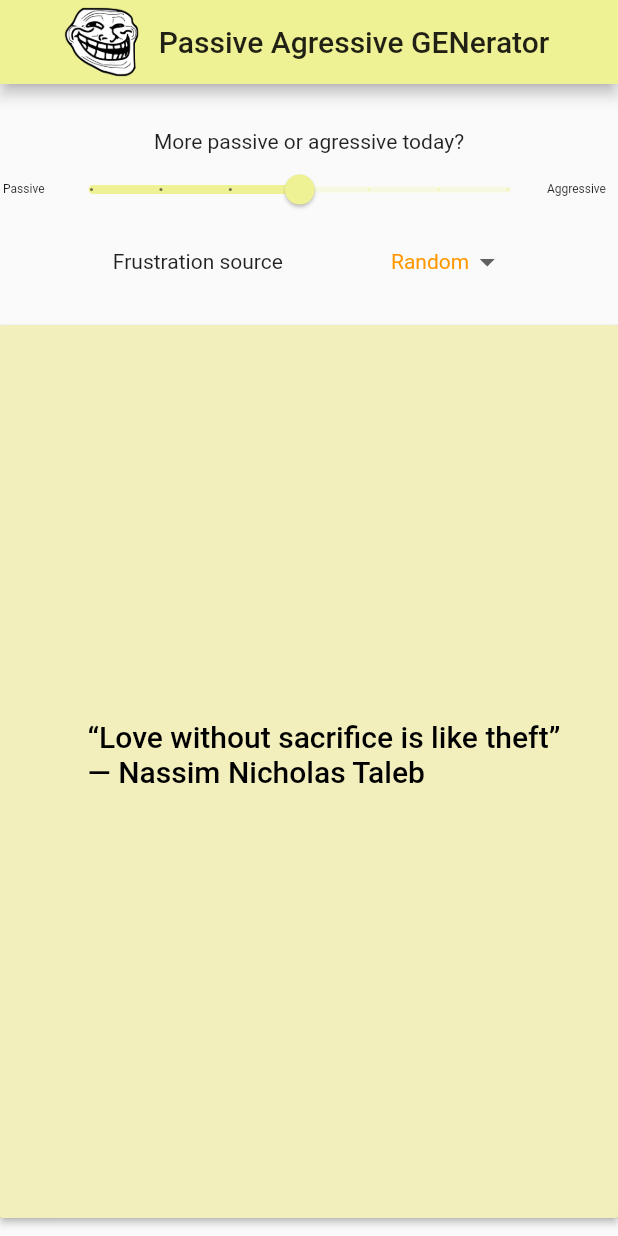
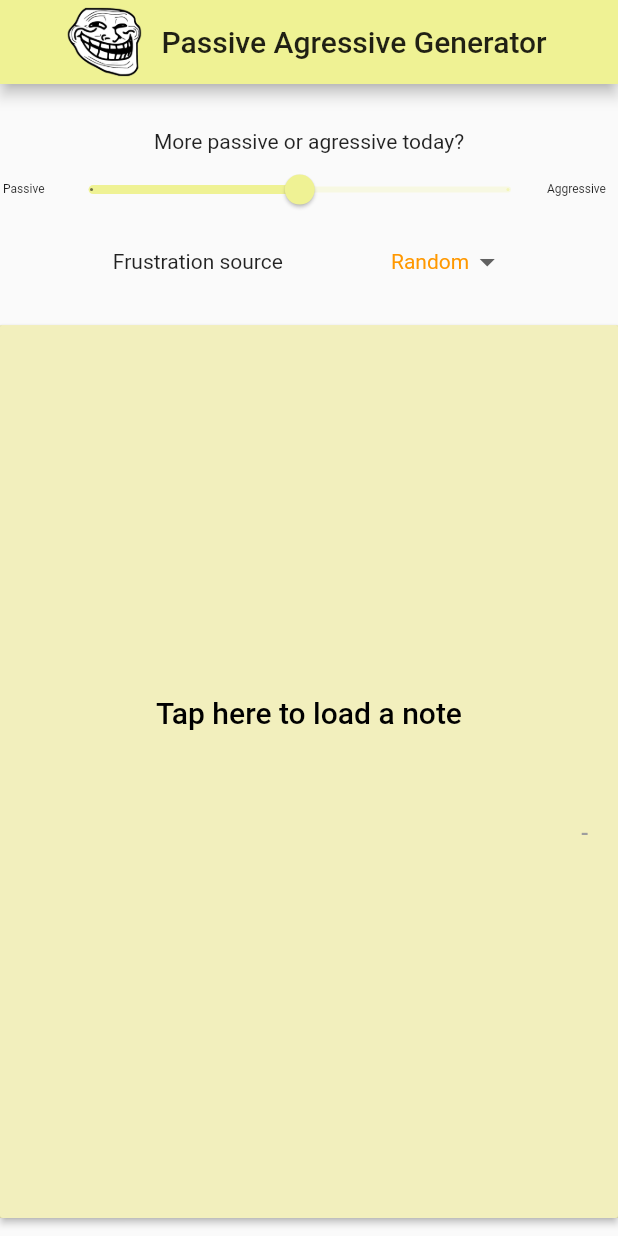
Before and after one commit to kodsama/PaGen, a Flutter app: the screen it shows after launch, on a phone screen of 412 x 824 dp. Run offline on Flutter 3.47's test engine with Material 2 defaults, Android fonts, the phone set to English and light mode, and no system bars; our stand-ins replace sqflite; accounts and stored records are empty.

Commit message:
Put things together (settings, database etc)

```diff
--- a/lib/appbar.dart
+++ b/lib/appbar.dart
@@ -7,7 +7,7 @@ AppBar BuildAppBar(String title, double height_px) {
       mainAxisAlignment: MainAxisAlignment.center,
       children: [
         Image.asset(
-        'images/trollface.png',
+        'assets/images/trollface.png',
         fit: BoxFit.contain,
         height: height_px,
         ),
--- /dev/null
+++ b/lib/db_handler.dart
@@ -0,0 +1,121 @@
+import 'package:path/path.dart';
+import 'package:sqflite/sqflite.dart';
+import 'package:flutter/services.dart';
+import 'dart:io';
+import 'dart:typed_data';
+
+class DatabaseHandler {
+  //Create a private constructor
+  DatabaseHandler._();
+
+  static const databaseName = 'quotes_database.db';
+  static final DatabaseHandler instance = DatabaseHandler._();
+  static Database _database;
+
+  Future<Database> get database async {
+    // Construct the path to the app's writable database file:
+    var dbDir = await getDatabasesPath();
+    var dbPath = join(dbDir, databaseName);
+
+    // Delete any existing database:
+    await deleteDatabase(dbPath);
+
+    // Create the writable database file from the bundled demo database file:
+    // final AssetBundle rootBundle = _initRootBundle()
+    var data = await rootBundle.load('assets/init_quotes.db');
+    List<int> bytes = data.buffer.asUint8List(
+      data.offsetInBytes,
+      data.lengthInBytes
+    );
+    await File(dbPath).writeAsBytes(bytes);
+    return await openDatabase(dbPath);
+  }
+
+  // initializeDatabase() async {
+  //   return await openDatabase(join(await getDatabasesPath(), databaseName),
+  //     version: 1, onCreate: (Database db, int version) async {
+  //     await db.execute(
+  //         "CREATE TABLE quotes(id INTEGER PRIMARY KEY AUTOINCREMENT NOT NULL, level INTEGER, theme TEXT, text TEXT, source TEXT)");
+  //   });
+  // }
+
+  insertQuote(QuoteModel quote) async {
+    final Database db = await database;
+
+    await db.insert(
+      'quotes',
+      quote.toMap(),
+      conflictAlgorithm: ConflictAlgorithm.replace,
+    );
+  }
+
+  Future<List<Map<String, dynamic>>> retrieveAllQuotes() async {
+    final Database db = await database;
+
+    var results = await db.query('quotes');
+    return results;
+  }
+
+  updateQuote(QuoteModel quote) async {
+    final db = await database;
+
+    // Update the given Quote.
+    await db.update(
+      'quotes',
+      quote.toMap(),
+      // Ensure that the Quote has a matching id.
+      where: "id = ?",
+      // Pass the Quote's id as a whereArg to prevent SQL injection.
+      whereArgs: [quote.id],
+    );
+  }
+
+  deleteQuote(int id) async {
+    final db = await database;
+
+    await db.delete(
+      'quotes',
+      where: "id = ?",
+      whereArgs: [id],
+    );
+  }
+}
+
+class QuoteModel {
+  int id;
+  int level;
+  String theme;
+  String text;
+  String source;
+
+  QuoteModel({
+    this.id,
+    this.level,
+    this.theme,
+    this.text,
+    this.source
+  });
+
+  Map<String, dynamic> toMap() {
+    return {
+      'id': id,
+      'level': level,
+      'theme': theme,
+      'text': text,
+      'source': source,
+    };
+  }
+
+  QuoteModel.fromMap(Map<String, dynamic> result) {
+    this.id = result['id'];
+    this.theme = result['theme'];
+    this.level = result['level'];
+    this.text = result['text'];
+    this.source = result['source'];
+  }
+
+  @override
+  String toString() {
+    return 'QuoteModel{id: $id, lvl: $level, theme: $theme, text: $text, src: $source}';
+  }
+}
--- a/lib/main.dart
+++ b/lib/main.dart
@@ -4,6 +4,7 @@ import 'states.dart';
 import 'appbar.dart';
 import 'settings.dart';
 import 'quote.dart';
+import 'db_handler.dart';
 
 void main() => runApp(App());
 
--- a/lib/quote.dart
+++ b/lib/quote.dart
@@ -11,7 +11,7 @@ class QuoteContainer extends StatelessWidget {
   })  : super(key: key);
 
   void onPressed(BuildContext context) {
-    MyStatefulWidget.of(context).pickRandomQuote();
+    MyStatefulWidget.of(context).pickQuote();
   }
 
   @override
@@ -47,6 +47,7 @@ class QuoteText extends StatefulWidget {
 
 class QuoteTextState extends State<QuoteText> {
   String quote;
+  String source;
   double fontSize;
 
   @override
@@ -54,17 +55,34 @@ class QuoteTextState extends State<QuoteText> {
     super.didChangeDependencies();
     MyStatefulWidgetState data = MyStatefulWidget.of(context);
     quote = data.quote;
+    source = data.source;
     fontSize = 20.0;
   }
 
   @override
   Widget build(BuildContext context) {
-    return Text(
-      "$quote",
-      style: TextStyle(
-        fontSize: fontSize,
-        color: Colors.black,
-      ),
-    );
+    return Column (
+      mainAxisAlignment: MainAxisAlignment.center,
+      children: <Widget> [
+        Text(
+          '$quote',
+          style: TextStyle(
+            fontSize: fontSize,
+            color: Colors.black,
+          ),
+        ),
+        SizedBox(height: 60), // Spacing
+        Align(
+          alignment: Alignment.centerRight,
+          child: Text(
+            '- $source',
+            style: TextStyle(
+              fontSize: fontSize - 5,
+              color: Colors.grey,
+            ),
+          ), // Text
+        ), // Align
+      ] // children
+    ); // Column
   }
 }
--- a/lib/settings.dart
+++ b/lib/settings.dart
@@ -1,4 +1,6 @@
 import 'package:flutter/material.dart';
+
+import 'states.dart';
 
 
 class Settings extends StatefulWidget {
@@ -10,17 +12,15 @@ class Settings extends StatefulWidget {
 
 
 class _SettingsState extends State<Settings> {
-  double _pa_scale = 3;
-  String _pa_theme = "Random";
+  String pa_theme;
+  double pa_scale;
+
   final List<String> _pa_scales = [
-    "Ultra Passive",
-    "More passive than agressive",
+    "Passive",
     "Passive-agressive",
-    "More agressive than passive+",
     "Agressive",
-    "Super agressive",
   ];
-  final int _pa_scale_levels = 6;
+  final int _pa_scale_levels = 2;
   final List<String> _pa_themes = [
     "Random",
     "Public",
@@ -28,11 +28,33 @@ class _SettingsState extends State<Settings> {
     "Kitchen"
     ];
 
+   @override
+  void didChangeDependencies() {
+    super.didChangeDependencies();
+    MyStatefulWidgetState data = MyStatefulWidget.of(context);
+    pa_scale = data.pa_scale;
+    pa_theme = data.pa_theme;
+  }
+
+  void sliderChange (double value) {
+    setState(() {
+      pa_scale = value;
+      MyStatefulWidget.of(context).updatePaScale(value);
+    });
+  }
+
+  void themeChange (String value) {
+    setState(() {
+      pa_theme = value;
+      MyStatefulWidget.of(context).updatePaTheme(value);
+    });
+  }
+
   @override
   Widget build(BuildContext context) {
     return Container(
       height: 0.2 * (MediaQuery.of(context).size.height - 80),
-      child:Column(
+      child: Column(
         mainAxisAlignment: MainAxisAlignment.center,
         children: <Widget>[
           Text(
@@ -54,14 +76,10 @@ class _SettingsState extends State<Settings> {
                   max: this._pa_scale_levels.toDouble(),
                   divisions: this._pa_scale_levels,
                   label: 'Level',
-                  value: this._pa_scale,
-                  onChanged: (value) {
-                    setState(() {
-                      this._pa_scale = value;
-                    });
-                  },
-                ),
-              ), // Slider
+                  value: pa_scale,
+                  onChanged: (double value) { sliderChange(value); },
+                  ), // Slider
+              ), // Container
               Container(
                 width: MediaQuery.of(context).size.width * 0.11,
                 child: Text('Aggressive',
@@ -78,7 +96,7 @@ class _SettingsState extends State<Settings> {
                 child: Text('Frustration source'),
               ),
               DropdownButton<String>(
-                value: this._pa_theme,
+                value: pa_theme,
                 items: this._pa_themes
                     .map<DropdownMenuItem<String>>((String value) {
                   return DropdownMenuItem<String>(
@@ -93,12 +111,7 @@ class _SettingsState extends State<Settings> {
                   color: Colors.orange
                 ),
                 underline: Container(),
-                onChanged: (String newValue) {
-                  setState(() {
-                    this._pa_theme = newValue;
-                    print(this._pa_theme);
-                  });
-                },
+                onChanged:  (String value) { themeChange(value); },
               ), // DropdownButton
             ], // children
           ), // Row
--- a/lib/states.dart
+++ b/lib/states.dart
@@ -1,5 +1,7 @@
 import 'package:flutter/material.dart';
 import 'dart:math';
+
+import 'db_handler.dart';
 
 Map<int, Color> color = {
   50:Color.fromRGBO(4,131,184, .1),
@@ -17,31 +19,7 @@ final MaterialColor appColor = MaterialColor(0xFFEFF294, color);
 final MaterialColor postItColor = MaterialColor(0xFFF2EFBD, color);
 
 final String appShortName = 'PAGen';
-final String appLongName = 'Passive Agressive GENerator';
-
-List<String> _quotes = [
-    '''
-    “Love without sacrifice is like theft”
-    ― Nassim Nicholas Taleb
-    ''',
-    '''
-    “When introverts are in conflict with each other...it may require a map in order to follow all the silences, nonverbal cues and passive-aggressive behaviors!”
-    ― Adam S. McHugh
-    ''',
-    '''
-    “Anger's like a battery that leaks acid right out of me
-    And it starts from the heart 'til it reaches my outer me”
-    ― Criss Jami, Venus in Arms
-    ''',
-    '''
-    “Lingering, bottled-up anger never reveals the 'true colors' of an individual. It, on the contrary, becomes all mixed up, rotten, confused, forms a highly combustible, chemical compound then explodes as something foreign, something very different than one's natural self.”
-    ― Criss Jami, Healology
-    ''',
-    '''
-    “To let friendship die away by negligence and silence is certainly not wise. It is voluntarily to throw away one of the greatest comforts of this weary pilgrimage." ~Samuel Johnson”
-    ― Edward M. Hallowell
-    ''',
-    ];
+final String appLongName = 'Passive Agressive Generator';
 
 class MyStatefulWidget extends StatefulWidget {
   final Widget child;
@@ -59,26 +37,56 @@ class MyStatefulWidget extends StatefulWidget {
 }
 
 class MyStatefulWidgetState extends State<MyStatefulWidget> {
-  String _quote = _quotes[Random().nextInt(_quotes.length)];
-  int _counterValue = 0;
+  List<QuoteModel> _quotes = [];
+  String _quote = 'Tap here to load a note';
+  String _source = '';
+  double _pa_scale = 1;
+  String _pa_theme = 'Random';
 
   String get quote => _quote;
-  int get counterValue => _counterValue;
+  String get source => _source;
+  double get pa_scale => _pa_scale;
+  String get pa_theme => _pa_theme;
 
-  void pickRandomQuote() {
-    setState(() {
-      _quote = _quotes[Random().nextInt(_quotes.length)];
-    });
+  void updatePaScale(double value) {
+    _pa_scale = value;
+  }
+  void updatePaTheme(String theme) {
+    _pa_theme = theme;
   }
 
-  void addCounterBy1() {
+  void pickQuote() async {
+    if (_quotes.length == 0) {
+      var results = await DatabaseHandler.instance.retrieveAllQuotes();
+      int count = results.length;
+      for (int i = 0; i < count; i++) {
+        _quotes.add(QuoteModel.fromMap(results[i]));
+      }
+    }
+    // Get sublist of quotes based on level and then topic with length checks
+    List<QuoteModel> _byTheme = [];
+    List<QuoteModel> _byLvl = [];
+    _byLvl = _quotes.where((e) => e.level == _pa_scale).toList();
+    if (_byLvl.length == 0) { // Not enough quotes, use full list
+      _byTheme = _quotes;
+    } else {
+      if (_pa_theme == 'Random') {
+        _byTheme = _byLvl; // Doesn't matter which theme we use
+      } else {
+        _byTheme = _byLvl.where((e) => e.theme == _pa_theme).toList();
+      }
+      if (_byTheme.length == 0) _byTheme = _byLvl; // Not enough, use level
+    }
+    QuoteModel chosen = _byTheme[Random().nextInt(_byTheme.length)];
     setState(() {
-      _counterValue += 1;
+      _quote = chosen.text;
+      _source = chosen.source;
     });
   }
 
   @override
   Widget build(BuildContext context) {
+    // pickQuote(); // Comment out to load a random quote at startup
     return MyInheritedWidget(
       child: widget.child,
       data: this,
--- a/pubspec.yaml
+++ b/pubspec.yaml
@@ -23,6 +23,9 @@ environment:
 dependencies:
   flutter:
     sdk: flutter
+  sqflite:
+  path:
+  async: ^2.4.2
 
   # The following adds the Cupertino Icons font to your application.
   # Use with the CupertinoIcons class for iOS style icons.
@@ -45,7 +48,8 @@ flutter:
 
   # To add assets to your application, add an assets section, like this:
   assets:
-    - images/
+    - assets/
+    - assets/images/
 
   # An image asset can refer to one or more resolution-specific "variants", see
   # https://flutter.dev/assets-and-images/#resolution-aware.
```
Also changed, not shown: assets/images/trollface.png (renamed from images/trollface.png), assets/images/trollface.svg (renamed from images/trollface.svg), pubspec.lock, 3 other files.
